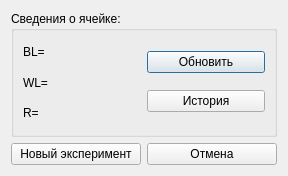
Old version of the form gui/uies/cell_info.ui in the repository neurocomputer/MemriBoard.
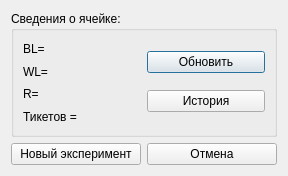
New version of the form.

Commit message: counting tickets

```diff
--- a/gui/uies/cell_info.ui
+++ b/gui/uies/cell_info.ui
@@ -51,6 +51,13 @@
             </property>
            </widget>
           </item>
+          <item>
+           <widget class="QLabel" name="label_tickets">
+            <property name="text">
+             <string>Тикетов = </string>
+            </property>
+           </widget>
+          </item>
          </layout>
         </item>
         <item>
```
The commit also changes 3 other files.
